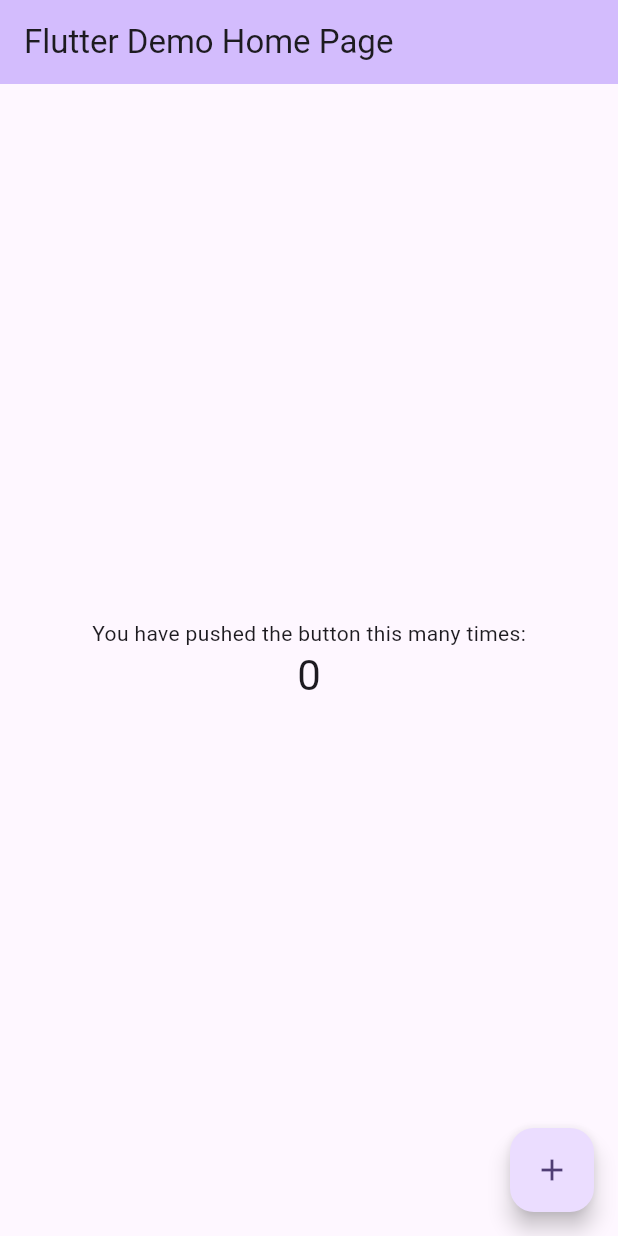
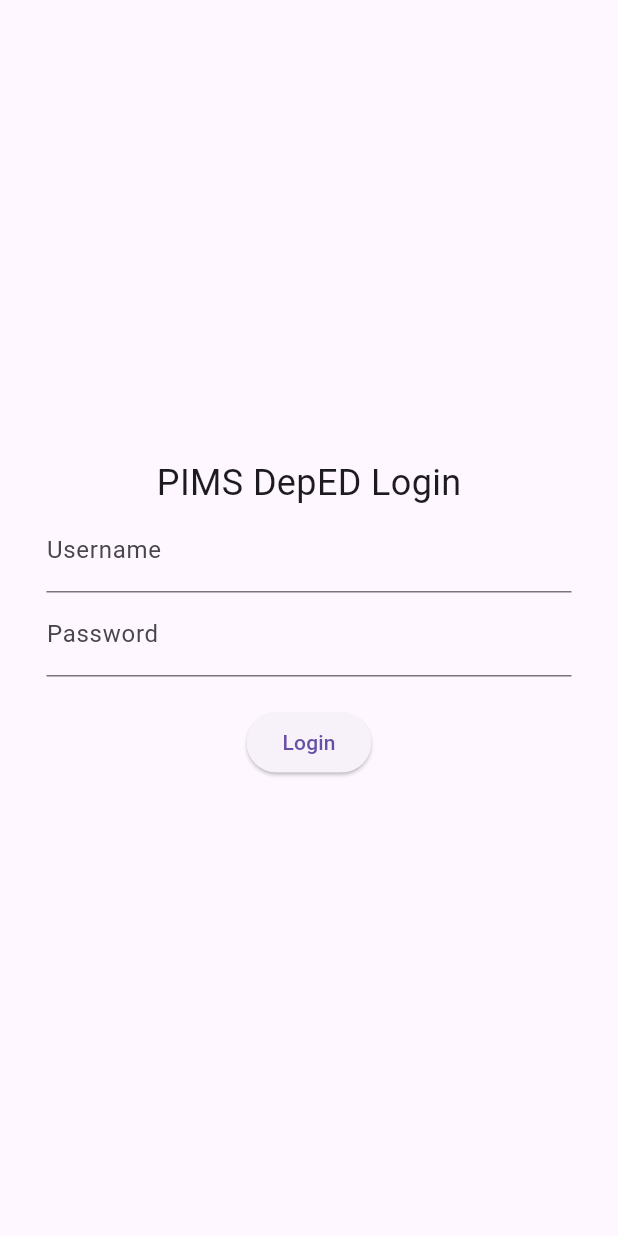
Before and after one commit to LachenderFuchs/DepedPIMS, a Flutter app: the screen it shows after launch, on a phone screen of 412 x 824 dp. Run offline on Flutter 3.47's test engine with Material 3 defaults, Android fonts, the phone set to English and light mode, and no system bars; our stand-ins replace data_table_2.

Commit message:
second commit for codes

```diff
--- a/lib/main.dart
+++ b/lib/main.dart
@@ -1,122 +1,18 @@
 import 'package:flutter/material.dart';
+import 'pages/login_page.dart';
 
 void main() {
-  runApp(const MyApp());
+  runApp(PIMSApp());
 }
 
-class MyApp extends StatelessWidget {
-  const MyApp({super.key});
-
-  // This widget is the root of your application.
+class PIMSApp extends StatelessWidget {
   @override
   Widget build(BuildContext context) {
     return MaterialApp(
-      title: 'Flutter Demo',
-      theme: ThemeData(
-        // This is the theme of your application.
-        //
-        // TRY THIS: Try running your application with "flutter run". You'll see
-        // the application has a purple toolbar. Then, without quitting the app,
-        // try changing the seedColor in the colorScheme below to Colors.green
-        // and then invoke "hot reload" (save your changes or press the "hot
-        // reload" button in a Flutter-supported IDE, or press "r" if you used
-        // the command line to start the app).
-        //
-        // Notice that the counter didn't reset back to zero; the application
-        // state is not lost during the reload. To reset the state, use hot
-        // restart instead.
-        //
-        // This works for code too, not just values: Most code changes can be
-        // tested with just a hot reload.
-        colorScheme: .fromSeed(seedColor: Colors.deepPurple),
-      ),
-      home: const MyHomePage(title: 'Flutter Demo Home Page'),
+      title: 'PIMS DepED',
+      debugShowCheckedModeBanner: false,
+      theme: ThemeData(primarySwatch: Colors.blue),
+      home: LoginPage(),
     );
   }
 }
-
-class MyHomePage extends StatefulWidget {
-  const MyHomePage({super.key, required this.title});
-
-  // This widget is the home page of your application. It is stateful, meaning
-  // that it has a State object (defined below) that contains fields that affect
-  // how it looks.
-
-  // This class is the configuration for the state. It holds the values (in this
-  // case the title) provided by the parent (in this case the App widget) and
-  // used by the build method of the State. Fields in a Widget subclass are
-  // always marked "final".
-
-  final String title;
-
-  @override
-  State<MyHomePage> createState() => _MyHomePageState();
-}
-
-class _MyHomePageState extends State<MyHomePage> {
-  int _counter = 0;
-
-  void _incrementCounter() {
-    setState(() {
-      // This call to setState tells the Flutter framework that something has
-      // changed in this State, which causes it to rerun the build method below
-      // so that the display can reflect the updated values. If we changed
-      // _counter without calling setState(), then the build method would not be
-      // called again, and so nothing would appear to happen.
-      _counter++;
-    });
-  }
-
-  @override
-  Widget build(BuildContext context) {
-    // This method is rerun every time setState is called, for instance as done
-    // by the _incrementCounter method above.
-    //
-    // The Flutter framework has been optimized to make rerunning build methods
-    // fast, so that you can just rebuild anything that needs updating rather
-    // than having to individually change instances of widgets.
-    return Scaffold(
-      appBar: AppBar(
-        // TRY THIS: Try changing the color here to a specific color (to
-        // Colors.amber, perhaps?) and trigger a hot reload to see the AppBar
-        // change color while the other colors stay the same.
-        backgroundColor: Theme.of(context).colorScheme.inversePrimary,
-        // Here we take the value from the MyHomePage object that was created by
-        // the App.build method, and use it to set our appbar title.
-        title: Text(widget.title),
-      ),
-      body: Center(
-        // Center is a layout widget. It takes a single child and positions it
-        // in the middle of the parent.
-        child: Column(
-          // Column is also a layout widget. It takes a list of children and
-          // arranges them vertically. By default, it sizes itself to fit its
-          // children horizontally, and tries to be as tall as its parent.
-          //
-          // Column has various properties to control how it sizes itself and
-          // how it positions its children. Here we use mainAxisAlignment to
-          // center the children vertically; the main axis here is the vertical
-          // axis because Columns are vertical (the cross axis would be
-          // horizontal).
-          //
-          // TRY THIS: Invoke "debug painting" (choose the "Toggle Debug Paint"
-          // action in the IDE, or press "p" in the console), to see the
-          // wireframe for each widget.
-          mainAxisAlignment: .center,
-          children: [
-            const Text('You have pushed the button this many times:'),
-            Text(
-              '$_counter',
-              style: Theme.of(context).textTheme.headlineMedium,
-            ),
-          ],
-        ),
-      ),
-      floatingActionButton: FloatingActionButton(
-        onPressed: _incrementCounter,
-        tooltip: 'Increment',
-        child: const Icon(Icons.add),
-      ),
-    );
-  }
-}
--- /dev/null
+++ b/lib/pages/login_page.dart
@@ -0,0 +1,50 @@
+import 'package:flutter/material.dart';
+import 'dashboard_page.dart';
+
+class LoginPage extends StatelessWidget {
+
+  final username = TextEditingController();
+  final password = TextEditingController();
+
+  @override
+  Widget build(BuildContext context) {
+
+    return Scaffold(
+      body: Center(
+        child: SizedBox(
+          width: 350,
+          child: Column(
+            mainAxisAlignment: MainAxisAlignment.center,
+            children: [
+
+              Text("PIMS DepED Login", style: TextStyle(fontSize: 24)),
+
+              TextField(
+                controller: username,
+                decoration: InputDecoration(labelText: "Username"),
+              ),
+
+              TextField(
+                controller: password,
+                obscureText: true,
+                decoration: InputDecoration(labelText: "Password"),
+              ),
+
+              SizedBox(height:20),
+
+              ElevatedButton(
+                child: Text("Login"),
+                onPressed: () {
+                  Navigator.pushReplacement(
+                    context,
+                    MaterialPageRoute(builder: (_) => DashboardPage()),
+                  );
+                },
+              )
+            ],
+          ),
+        ),
+      ),
+    );
+  }
+}
--- a/pubspec.yaml
+++ b/pubspec.yaml
@@ -34,6 +34,12 @@
   # The following adds the Cupertino Icons font to your application.
   # Use with the CupertinoIcons class for iOS style icons.
   cupertino_icons: ^1.0.8
+  provider: ^6.0.5
+  sqflite_common_ffi: ^2.3.0
+  path: ^1.9.0
+  uuid: ^4.4.0
+  data_table_2: ^2.5.11
+  intl: ^0.18.1
 
 dev_dependencies:
   flutter_test:
```
Also changed, not shown: lib/models/budget_activity.dart (added, +19 -0 lines), lib/models/wfp_entry.dart (added, +20 -0 lines), lib/pages/budget_overview_page.dart (added, +90 -0 lines), lib/pages/dashboard_page.dart (added, +39 -0 lines), lib/pages/wfp_management_page.dart (added, +102 -0 lines), lib/widgets/sidebar.dart (added, +31 -0 lines), lib/database/database_helper.dart (added), lib/widgets/search_bar.dart (added), pubspec.lock, 1 other file.
